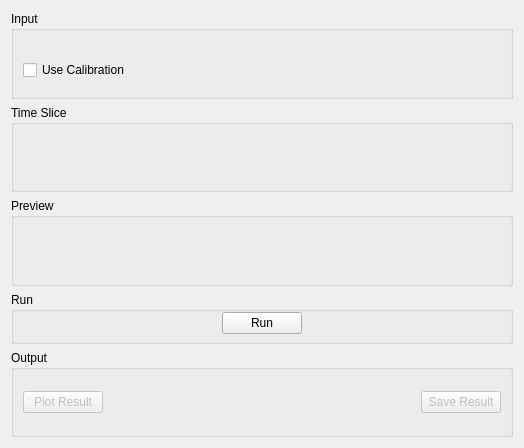
This is qt/scientific_interfaces/Indirect/ISISDiagnostics.ui in mantidproject/mantid as Qt 5 draws it before an edit. The edited form follows.
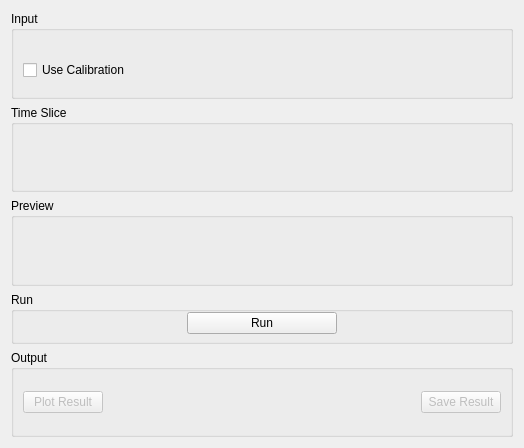
This is the edited form. Custom widgets are drawn as their Qt base class.

```diff
--- a/qt/scientific_interfaces/Indirect/ISISDiagnostics.ui
+++ b/qt/scientific_interfaces/Indirect/ISISDiagnostics.ui
@@ -179,6 +179,18 @@
       </item>
       <item>
        <widget class="QPushButton" name="pbRun">
+        <property name="minimumSize">
+         <size>
+          <width>150</width>
+          <height>0</height>
+         </size>
+        </property>
+        <property name="maximumSize">
+         <size>
+          <width>180</width>
+          <height>16777215</height>
+         </size>
+        </property>
         <property name="text">
          <string>Run</string>
         </property>
@@ -245,17 +257,17 @@
   </layout>
  </widget>
  <customwidgets>
-  <customwidget>
-   <class>MantidQt::MantidWidgets::DataSelector</class>
-   <extends>QWidget</extends>
-   <header>MantidQtWidgets/Common/DataSelector.h</header>
-  </customwidget>
   <customwidget>
    <class>MantidQt::API::MWRunFiles</class>
    <extends>QWidget</extends>
    <header>MantidQtWidgets/Common/MWRunFiles.h</header>
    <container>1</container>
   </customwidget>
+  <customwidget>
+   <class>MantidQt::MantidWidgets::DataSelector</class>
+   <extends>QWidget</extends>
+   <header>MantidQtWidgets/Common/DataSelector.h</header>
+  </customwidget>
   <customwidget>
    <class>MantidQt::MantidWidgets::PreviewPlot</class>
    <extends>QWidget</extends>
```
